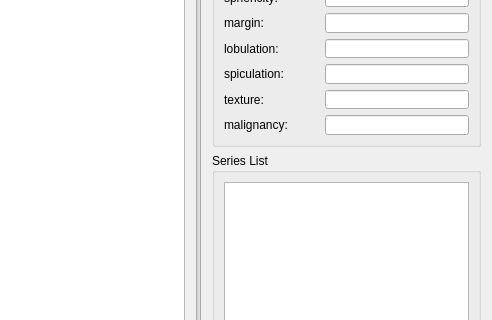
The window that Projects/LIDCReader/View/LidcAnalyzerView.ui (jiafeng5513/VectorGeneratingNetwork) describes before a commit, drawn with Qt 5; both pictures show x 391 to 883 and y 129 to 449 of the 883 by 641 pixel window.
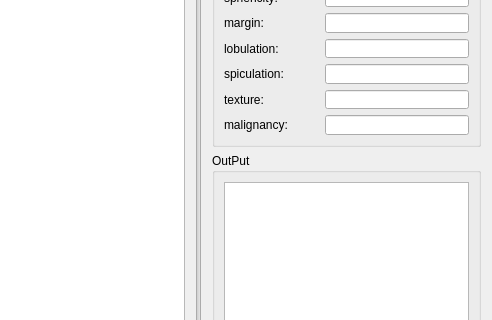
The same window after the commit.

What changed in the file:
```diff
--- a/Projects/LIDCReader/View/LidcAnalyzerView.ui
+++ b/Projects/LIDCReader/View/LidcAnalyzerView.ui
@@ -258,7 +258,7 @@
    <item row="2" column="9" rowspan="5">
     <widget class="QGroupBox" name="groupBox_2">
      <property name="title">
-      <string>Series List</string>
+      <string>OutPut</string>
      </property>
      <layout class="QGridLayout" name="gridLayout_2">
       <item row="0" column="0">
```
Left out of the diff: 2 changed lines with no effect on the pictures.
